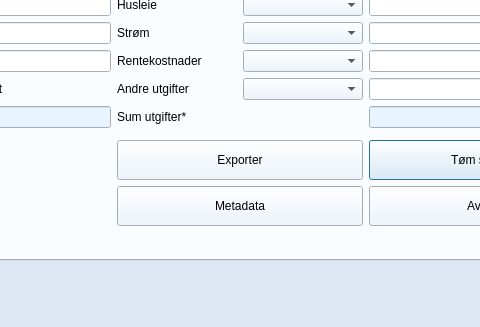
Qt form source/ui/views/forms/budget_form.ui (seemir/stressa) before a commit; both pictures show x 402 to 882 and y 143 to 470 of the 1050 by 470 pixel window.
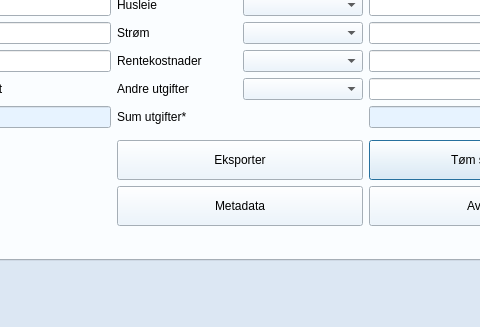
The same form after that commit. Icons and pictures are not drawn.

```diff
--- a/source/ui/views/forms/budget_form.ui
+++ b/source/ui/views/forms/budget_form.ui
@@ -1970,7 +1970,7 @@
               <enum>Qt::TabFocus</enum>
              </property>
              <property name="text">
-              <string>Exporter</string>
+              <string>Eksporter</string>
              </property>
              <property name="icon">
               <iconset resource="../../images/img.qrc">
```
Left out of the diff: 10 changed lines with no effect on the pictures.
